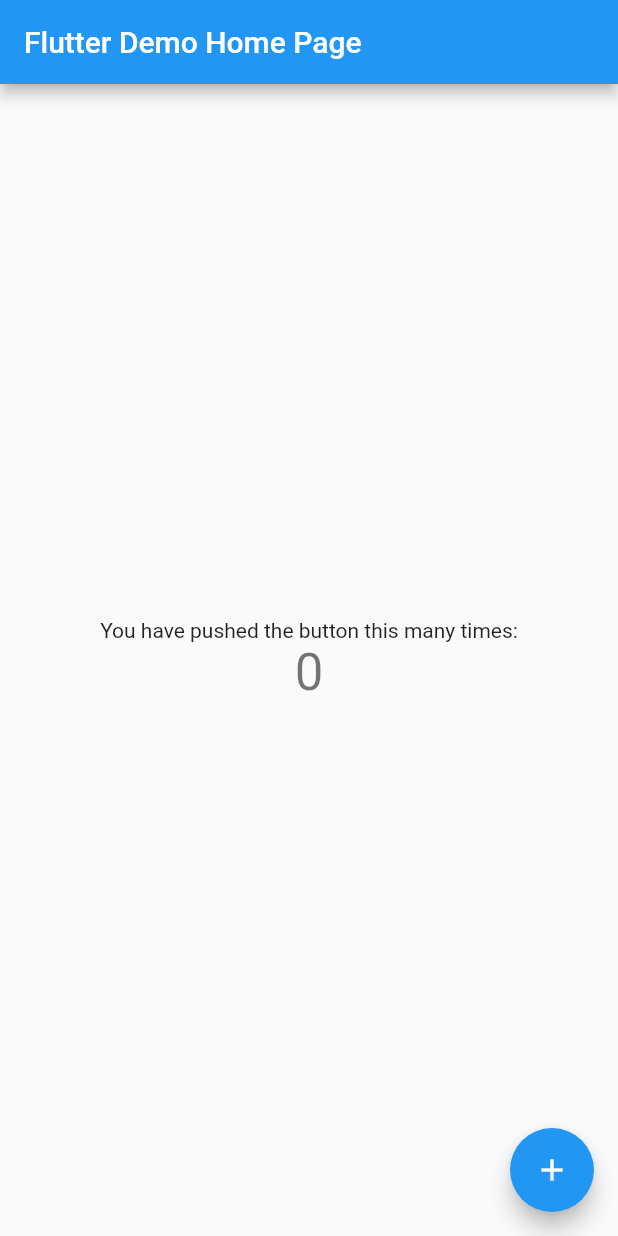
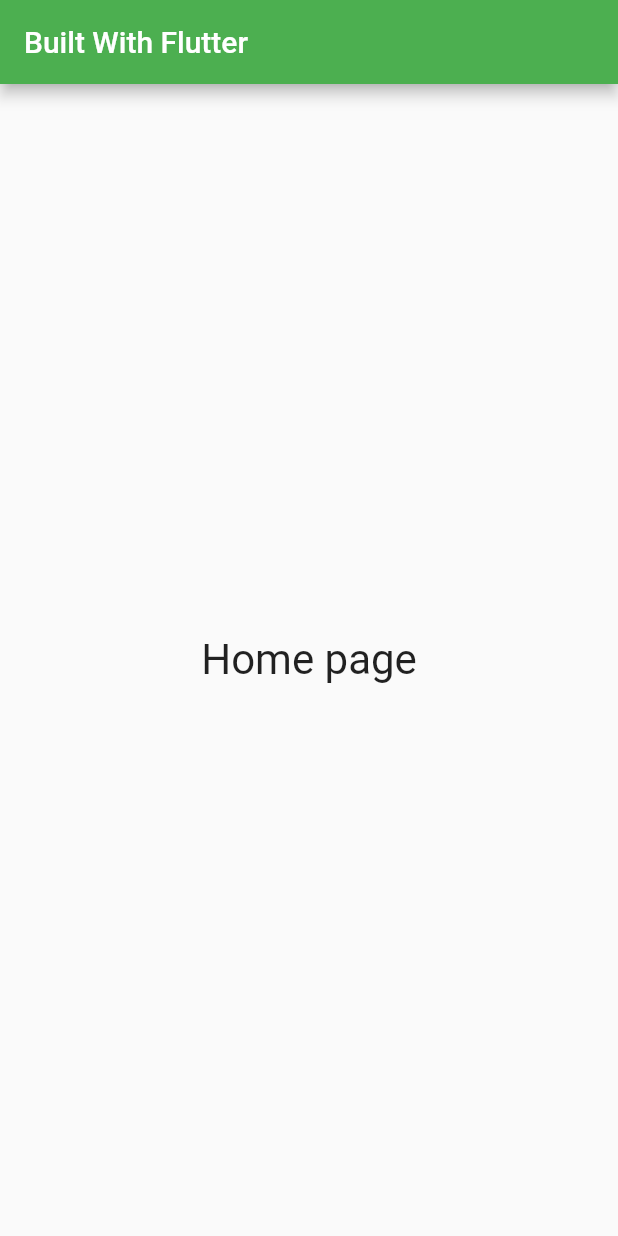
Before and after one commit to Mujammil-ios/built_with_flutter, a Flutter app: the screen it shows after launch, on a phone screen of 412 x 824 dp. Run offline on Flutter 3.47's test engine with Material 2 defaults, Android fonts, the phone set to English and light mode, and no system bars.

```diff
--- a/lib/main.dart
+++ b/lib/main.dart
@@ -5,62 +5,51 @@ void main() {
 }
 
 class MyApp extends StatelessWidget {
-  const MyApp({super.key});
-
   @override
   Widget build(BuildContext context) {
     return MaterialApp(
-      title: 'Flutter Demo',
+      title: 'Splash Screen',
       theme: ThemeData(
-        primarySwatch: Colors.blue,
+        primarySwatch: Colors.green,
       ),
-      home: const MyHomePage(title: 'Flutter Demo Home Page'),
+      home: MyHomePage(),
+      debugShowCheckedModeBanner: false,
     );
   }
 }
 
 class MyHomePage extends StatefulWidget {
-  const MyHomePage({super.key, required this.title});
-
-  final String title;
-
   @override
-  State<MyHomePage> createState() => _MyHomePageState();
+  _MyHomePageState createState() => _MyHomePageState();
 }
-
 class _MyHomePageState extends State<MyHomePage> {
-  int _counter = 0;
-
-  void _incrementCounter() {
-    setState(() {
-      _counter++;
-    });
+  @override
+  void initState() {
+    super.initState();
+    Timer(Duration(seconds: 3),
+            ()=>Navigator.pushReplacement(context,
+            MaterialPageRoute(builder:
+                (context) =>
+                SecondScreen()
+            )
+        )
+    );
   }
-
+  @override
+  Widget build(BuildContext context) {
+    return Container(
+        color: Colors.white,
+        child:FlutterLogo(size:MediaQuery.of(context).size.height)
+    );
+  }
+}
+class SecondScreen extends StatelessWidget {
   @override
   Widget build(BuildContext context) {
     return Scaffold(
-      appBar: AppBar(
-        title: Text(widget.title),
-      ),
+      appBar: AppBar(title:Text("Built With Flutter")),
       body: Center(
-        child: Column(
-          mainAxisAlignment: MainAxisAlignment.center,
-          children: <Widget>[
-            const Text(
-              'You have pushed the button this many times:',
-            ),
-            Text(
-              '$_counter',
-              style: Theme.of(context).textTheme.headlineMedium,
-            ),
-          ],
-        ),
-      ),
-      floatingActionButton: FloatingActionButton(
-        onPressed: _incrementCounter,
-        tooltip: 'Increment',
-        child: const Icon(Icons.add),
+          child:Text("Home page",textScaleFactor: 2,)
       ),
     );
   }
```
